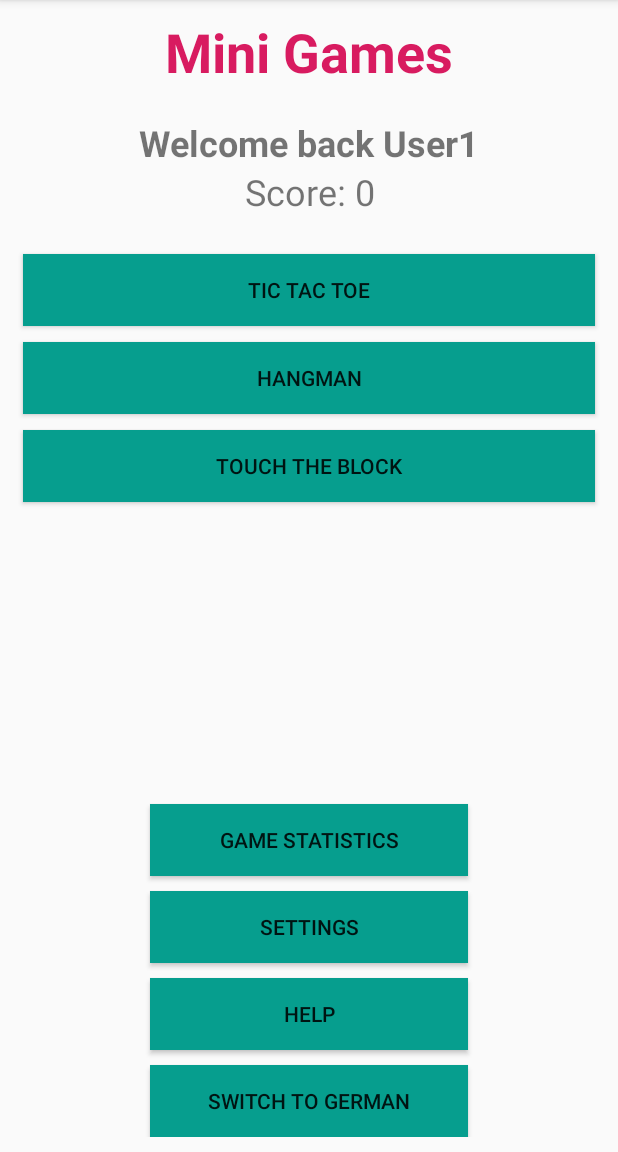
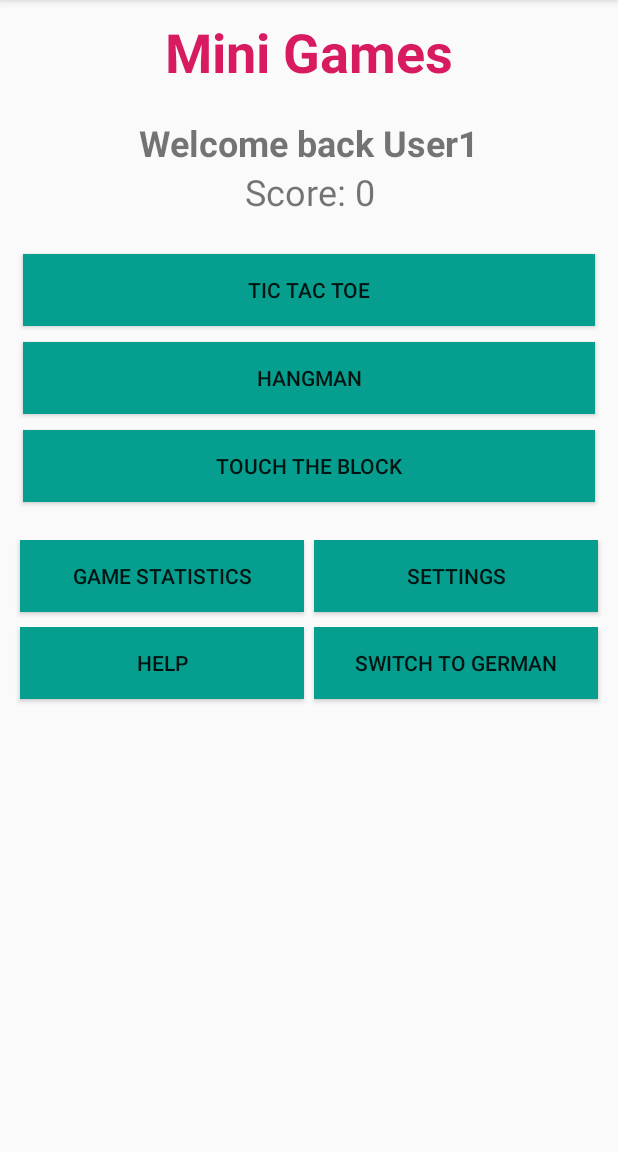
Before and after one commit to sw19-tug/morning05, an Android app: the screen it shows after launch (MainActivity), on a phone screen of 412 x 824 dp, the part 84-1236 px from its top. Run offline under Robolectric (Android 15) with nearby library versions, the phone set to English and light mode, and no system bars.

Commit message:
GAMES_025_002 changed home screen to flexible design [HM, NJ]

```diff
--- a/app/src/main/res/layout/activity_main.xml
+++ b/app/src/main/res/layout/activity_main.xml
@@ -75,16 +75,22 @@
     <LinearLayout
         android:layout_width="match_parent"
         android:layout_height="fill_parent"
-        android:gravity="bottom"
         android:orientation="vertical"
         android:padding="10dp"
         android:visibility="visible">
 
+        <LinearLayout
+            android:layout_width="match_parent"
+            android:layout_height="wrap_content"
+            android:orientation="horizontal">
+
             <Button
                 android:id="@+id/btn_gamestatistic"
-            android:layout_width="match_parent"
+                android:layout_width="0dp"
                 android:layout_height="wrap_content"
-            android:layout_marginHorizontal="90dp"
+                android:layout_weight="1"
+                android:layout_marginStart="3dp"
+                android:layout_marginEnd="3dp"
                 android:layout_marginBottom="10dp"
                 android:background="@color/colorPrimary"
                 android:text="@string/str_textv_gamestatistic"
@@ -93,22 +99,31 @@
 
             <Button
                 android:id="@+id/btn_settings"
-            android:layout_width="match_parent"
+                android:layout_width="0dp"
                 android:layout_height="wrap_content"
-            android:layout_marginHorizontal="90dp"
+                android:layout_weight="1"
+                android:layout_marginStart="3dp"
+                android:layout_marginEnd="3dp"
                 android:layout_marginBottom="10dp"
                 android:background="@color/colorPrimary"
                 android:text="@string/str_settings"
                 tools:layout_editor_absoluteX="14dp"
                 tools:layout_editor_absoluteY="135dp" />
 
+        </LinearLayout>
 
+        <LinearLayout
+            android:layout_width="match_parent"
+            android:layout_height="wrap_content"
+            android:orientation="horizontal">
 
             <Button
                 android:id="@+id/btn_help"
-            android:layout_width="match_parent"
+                android:layout_width="0dp"
                 android:layout_height="wrap_content"
-            android:layout_marginHorizontal="90dp"
+                android:layout_weight="1"
+                android:layout_marginStart="3dp"
+                android:layout_marginEnd="3dp"
                 android:layout_marginBottom="10dp"
                 android:background="@color/colorPrimary"
                 android:text="@string/str_help"
@@ -117,13 +132,23 @@
 
             <Button
                 android:id="@+id/btn_switch_lang"
-            android:layout_width="match_parent"
+                android:layout_width="0dp"
                 android:layout_height="wrap_content"
-            android:layout_marginHorizontal="90dp"
+                android:layout_weight="1"
+                android:layout_marginStart="3dp"
+                android:layout_marginEnd="3dp"
                 android:background="@color/colorPrimary"
                 android:text="@string/str_switch_lang"
                 tools:layout_editor_absoluteX="14dp"
                 tools:layout_editor_absoluteY="135dp" />
+
+        </LinearLayout>
+
+
+
+
+
+
 
 
     </LinearLayout>
```
Lines whose indentation alone changed are shown as unchanged.
